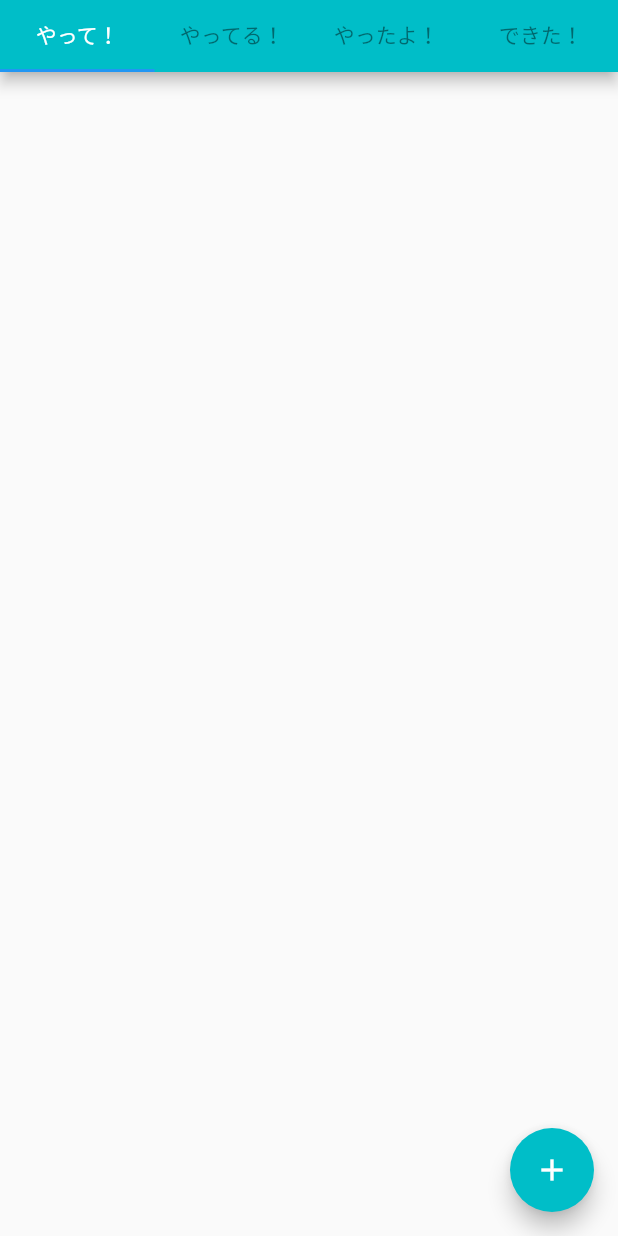
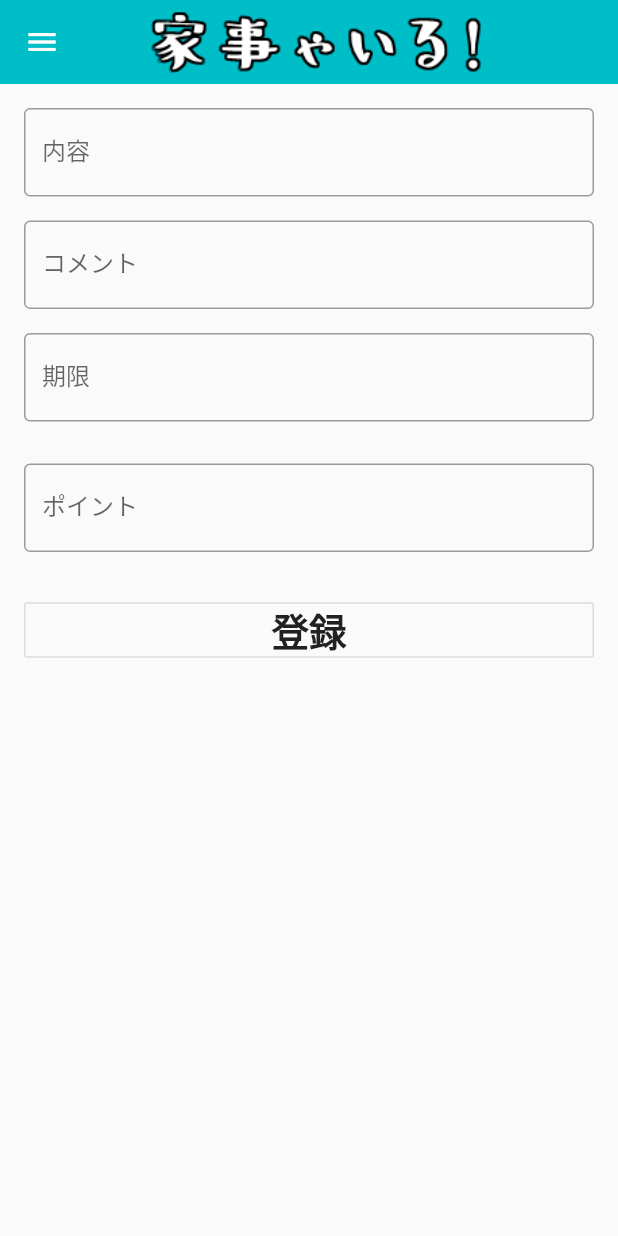
Before and after one commit to nds-sapporo/kagile, a Flutter app: the KajiboardPage screen opened directly with empty values, scrolled down 104 dp, after a tap on the "add" icon, on a phone screen of 412 x 824 dp. Run offline on Flutter 3.47's test engine with Material 2 defaults, Android fonts, the phone set to English and light mode, and no system bars; our stand-ins replace cloud_functions, firebase_database, firebase_messaging, flutter_datetime_picker, pie_chart; accounts and stored records are empty.

Commit message:
新しいタスクの追加を実装

```diff
--- a/lib/view/furikaeri/main.dart
+++ b/lib/view/furikaeri/main.dart
@@ -3,7 +3,6 @@ import 'package:kagile/view/summary/main.dart';
 import 'package:kagile/view/widget/common_drawer.dart';
 import 'package:firebase_database/firebase_database.dart';
 import 'package:http/http.dart' as http;
-import 'dart:convert';
 
 /// ふりかえり
 class FurikaeriPage extends StatefulWidget {
--- /dev/null
+++ b/lib/view/item/main.dart
@@ -0,0 +1,135 @@
+import 'package:flutter/material.dart';
+import 'package:kagile/view/kajiboard/main.dart';
+import 'package:kagile/view/widget/common_drawer.dart';
+import 'package:http/http.dart' as http;
+import 'dart:convert';
+import 'package:flutter_datetime_picker/flutter_datetime_picker.dart';
+import 'package:intl/intl.dart';
+
+/// 設定
+class AddItemPage extends StatefulWidget {
+  AddItemPage(this.user);
+
+  final String user;
+
+  @override
+  AddItemPageState createState() => AddItemPageState(user);
+}
+
+class AddItemPageState extends State<AddItemPage> {
+  AddItemPageState(this.user);
+
+  final String user;
+  final GlobalKey<ScaffoldState> _scaffoldKey = new GlobalKey<ScaffoldState>();
+  TextEditingController titleTextController = TextEditingController();
+  TextEditingController commentTextController = TextEditingController();
+  TextEditingController pointTextController = TextEditingController();
+  TextEditingController dateTextController = TextEditingController();
+
+  var formatter = new DateFormat('yyyy/MM/dd HH:mm');
+
+  void addTask() async {
+
+    const url = "https://us-central1-spajam-kajaile.cloudfunctions.net/createOnceTask";
+    final response = await http.put(url,
+        body: json.encode({
+          'title':titleTextController.text,
+          'comment':commentTextController.text,
+          'limit':dateTextController.text,
+          'point': pointTextController.text
+        }),
+        headers: {"Content-Type": "application/json"});
+
+    print(response);
+
+    Navigator.of(context).pushReplacement(
+        MaterialPageRoute(settings: RouteSettings(name: '/kajiboard'),
+            builder: (context) {
+              return KajiboardPage(user);
+            }));
+  }
+
+  @override
+  Widget build(BuildContext context) {
+    return new Scaffold(
+      body: NestedScrollView(
+        controller: ScrollController(),
+        headerSliverBuilder: (BuildContext context, bool innerBoxIsScrolled) {
+          return <Widget>[
+            new SliverAppBar(
+              leading: IconButton(
+                  tooltip: 'menu button',
+                  icon: const Icon(Icons.menu,color: Colors.white,),
+                  onPressed: () => Scaffold.of(context).openDrawer()
+              ),
+              title: Image.asset('images/head.png'),
+              pinned: true,
+              floating: true,
+              forceElevated: innerBoxIsScrolled,
+              backgroundColor: Color.fromARGB(255, 0, 190, 200),
+            )
+          ];
+        },
+        body: Padding(
+          padding: EdgeInsets.all(16.0),
+          child: ListView(
+            children: [
+              TextField(
+                keyboardType: TextInputType.text,
+                controller: titleTextController,
+                decoration: InputDecoration(labelText: '内容', border: OutlineInputBorder()),
+              ),
+              SizedBox(height: 16.0),
+              TextField(
+                keyboardType: TextInputType.text,
+                controller: commentTextController,
+                decoration: InputDecoration(labelText: 'コメント', border: OutlineInputBorder()),
+              ),
+              SizedBox(height: 16.0),
+              TextField(
+                keyboardType: TextInputType.text,
+                controller: dateTextController,
+                onTap: () {
+                  DatePicker.showDateTimePicker(
+                    context,
+                    showTitleActions: true,
+                    locale: LocaleType.jp,
+                    // onChanged内の処理はDatepickerの選択に応じて毎回呼び出される
+                    onChanged: (date) {
+                      // print('change $date');
+                    },
+                    // onConfirm内の処理はDatepickerで選択完了後に呼び出される
+                    onConfirm: (date) {
+                      setState(() {
+                        dateTextController = TextEditingController(text: formatter.format(date));
+                      });
+                    },
+                    // Datepickerのデフォルトで表示する日時
+                    currentTime: DateTime.now(),
+                    // localによって色々な言語に対応
+                    //  locale: LocaleType.en
+                  );
+                },
+                decoration: InputDecoration(labelText: '期限', border: OutlineInputBorder()),
+              ),
+              SizedBox(height: 28.0),
+              TextField(
+                keyboardType: TextInputType.number,
+                controller: pointTextController,
+                decoration: InputDecoration(labelText: 'ポイント', border: OutlineInputBorder()),
+              ),
+              SizedBox(height: 28.0),
+              OutlineButton(
+                onPressed: () {
+                  addTask();
+                  },
+                child: Text("登録", style :  TextStyle(fontSize: 25.0, fontWeight: FontWeight.bold,)),
+              ),
+            ],
+          ),
+        ),
+      ),
+      drawer: CommonDrawer(user, "newTask"),
+    );
+  }
+}
--- a/lib/view/itemDetail/main.dart
+++ b/lib/view/itemDetail/main.dart
@@ -22,7 +22,7 @@ class DetailPage extends StatelessWidget {
         children: <Widget>[
           TaskTile(
             title: this.title,
-            subtitle: "期限：" + this.limit,
+            subtitle: this.limit,
               textColor:Colors.white,
           ),
         ],
--- a/lib/view/kajiboard/main.dart
+++ b/lib/view/kajiboard/main.dart
@@ -1,4 +1,5 @@
 import 'package:flutter/material.dart';
+import 'package:kagile/view/item/main.dart';
 import 'package:kagile/view/widget/common_drawer.dart';
 import 'tab_item.dart';
 
@@ -50,7 +51,13 @@ class KajiboardPage extends StatelessWidget {
           ),
           drawer: CommonDrawer(user, "kajiboard"),
           floatingActionButton: new FloatingActionButton(
-              onPressed: () => {},
+              onPressed: () => {
+                Navigator.of(context).push(
+                MaterialPageRoute(settings: RouteSettings(name: '/addTask'),
+                    builder: (context) {
+                      return AddItemPage(user);
+                    }))
+              },
               backgroundColor: Color.fromARGB(255, 0, 190, 200),
               child: new Stack(children: [
                 new Positioned ( // headline
--- a/pubspec.yaml
+++ b/pubspec.yaml
@@ -31,6 +31,8 @@ dependencies:
   http: ^0.12.0+1
   pie_chart: ^1.0.0
   cloud_functions: ^0.4.0+2
+  flutter_datetime_picker: ^1.2.1 # これを追記して保存
+  intl: ^0.15.8 # これを追記して保存
 
 dev_dependencies:
   flutter_test:
```
Also changed, not shown: pubspec.lock.
